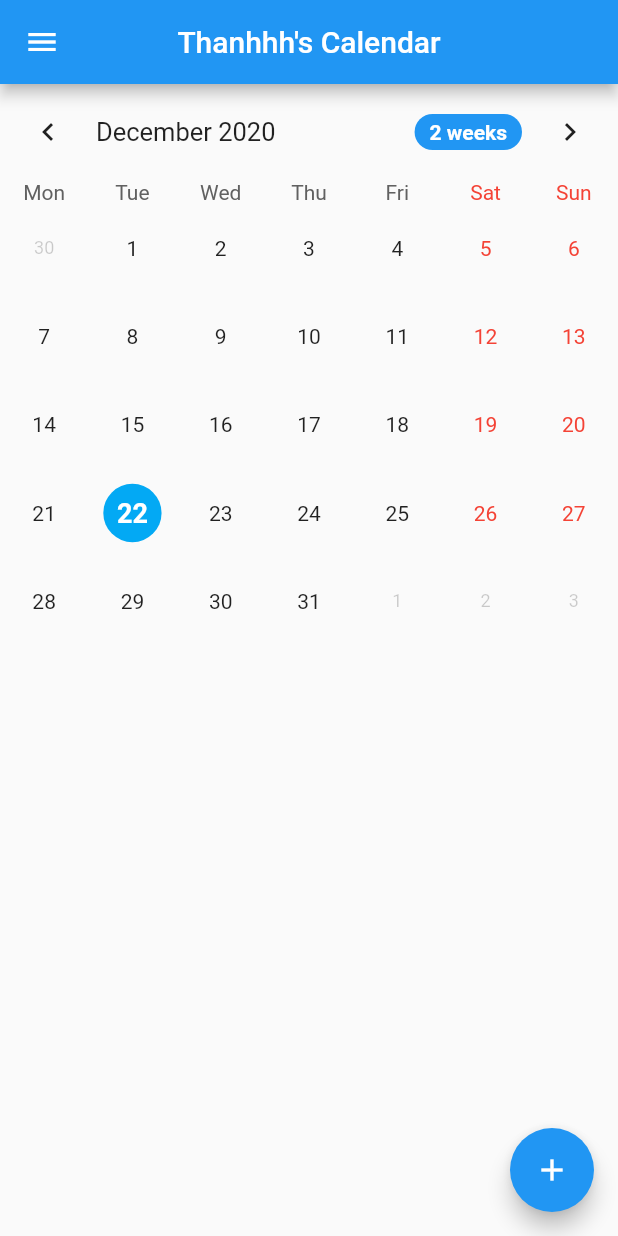
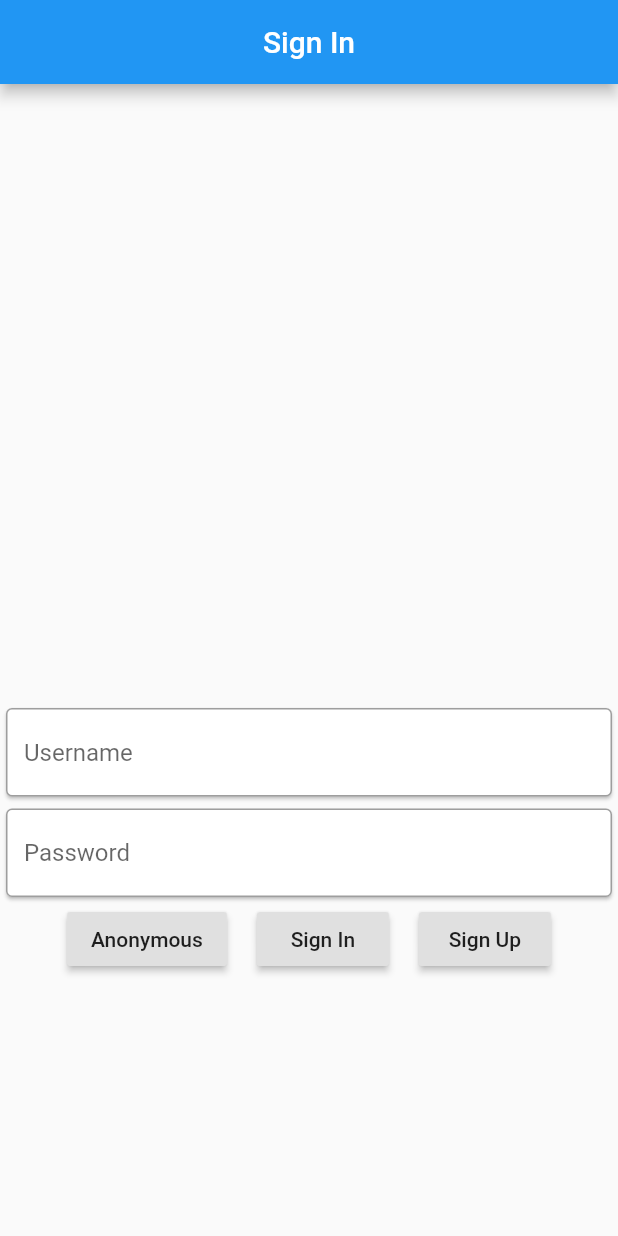
Before and after one commit to ThanhDang143/CalendarApp, a Flutter app: the screen it shows after launch, on a phone screen of 412 x 824 dp. Run offline on Flutter 3.47's test engine with Material 2 defaults, Android fonts, the phone set to English and light mode, and no system bars; drawn by our look-alikes of table_calendar; our stand-ins replace cloud_firestore, firebase_auth, firebase_core, flutter_local_notifications; accounts and stored records are empty.

Commit message:
Setup - Firebase Auth - Anonymous Sign In

```diff
--- a/lib/main.dart
+++ b/lib/main.dart
@@ -1,6 +1,7 @@
 // ignore: unused_import
 import 'package:calendar_app/misc/misc.dart';
-import 'package:calendar_app/views/HomePage.dart';
+import 'package:calendar_app/views/Authentic/SignIn.dart';
+import 'package:calendar_app/views/Main/HomePage.dart';
 import 'package:flutter/material.dart';
 import 'package:firebase_core/firebase_core.dart';
 import 'package:flutter_local_notifications/flutter_local_notifications.dart';
@@ -52,7 +53,7 @@ class MyApp extends StatelessWidget {
       theme: ThemeData(
         primarySwatch: Colors.blue,
       ),
-      home: HomePage(),
+      home: SignIn(),
     );
   }
 }
--- a/lib/misc/misc.dart
+++ b/lib/misc/misc.dart
@@ -1,5 +1,5 @@
-import 'package:calendar_app/views/AllEvents.dart';
-import 'package:calendar_app/views/HomePage.dart';
+import 'package:calendar_app/views/Main/AllEvents.dart';
+import 'package:calendar_app/views/Main/HomePage.dart';
 import 'package:cloud_firestore/cloud_firestore.dart';
 import 'package:flutter/material.dart';
 import 'package:flutter_local_notifications/flutter_local_notifications.dart';
--- /dev/null
+++ b/lib/views/Authentic/SignIn.dart
@@ -0,0 +1,76 @@
+import 'package:calendar_app/misc/misc.dart';
+import 'package:calendar_app/services/Auth.dart';
+import 'package:flutter/material.dart';
+
+class SignIn extends StatefulWidget {
+  @override
+  _SignInState createState() => _SignInState();
+}
+
+class _SignInState extends State<SignIn> {
+  final AuthService _auth = AuthService();
+
+  @override
+  Widget build(BuildContext context) {
+    return Center(
+      child: Scaffold(
+        appBar: appBar('Sign In'),
+        body: ListView(
+          children: [
+            SizedBox(
+              height: MediaQuery.of(context).size.height / 2,
+            ),
+            Card(
+              child: TextField(
+                decoration: InputDecoration(
+                  hintText: "Username",
+                  border: OutlineInputBorder(),
+                ),
+              ),
+            ),
+            Card(
+              child: TextField(
+                obscureText: true,
+                decoration: InputDecoration(
+                  hintText: "Password",
+                  border: OutlineInputBorder(),
+                ),
+              ),
+            ),
+            Row(
+              mainAxisAlignment: MainAxisAlignment.center,
+              children: [
+                RaisedButton(
+                  child: Text('Anonymous'),
+                  onPressed: () async {
+                    dynamic result = await _auth.signInAnonymous();
+                    if (result == null) {
+                      print('SignIn fail');
+                    } else {
+                      print('SignIn Success');
+                      print(result);
+                    }
+                  },
+                ),
+                SizedBox(
+                  width: 20,
+                ),
+                RaisedButton(
+                  child: Text('Sign In'),
+                  onPressed: () {},
+                ),
+                SizedBox(
+                  width: 20,
+                ),
+                RaisedButton(
+                  child: Text('Sign Up'),
+                  onPressed: () {},
+                ),
+              ],
+            ),
+          ],
+        ),
+      ),
+    );
+  }
+}
--- a/lib/views/HomePage.dart
+++ b/lib/views/Main/AllEvents.dart
@@ -1,30 +1,48 @@
-import 'package:calendar_app/views/AddEvents.dart';
-import 'package:calendar_app/views/DetailEvents.dart';
-import 'package:calendar_app/misc/misc.dart';
+import 'package:calendar_app/views/Main/AddEvents.dart';
+import 'package:calendar_app/views/Main/EditEvents.dart';
 import 'package:cloud_firestore/cloud_firestore.dart';
 import 'package:flutter/material.dart';
-import 'package:table_calendar/table_calendar.dart';
+import 'package:calendar_app/misc/misc.dart';
 
-class HomePage extends StatefulWidget {
+class AllEvents extends StatefulWidget {
   @override
-  _HomePageState createState() => _HomePageState();
+  _AllEventsState createState() => _AllEventsState();
 }
 
-class _HomePageState extends State<HomePage> {
-  CalendarController _calendarController;
-  DateTime detailDate;
-
+class _AllEventsState extends State<AllEvents> {
   final _scaffoldKey = GlobalKey<ScaffoldState>();
 
-  //  Function navigate display
+  @override
+  Widget build(BuildContext context) {
+    return Scaffold(
+      key: _scaffoldKey,
+      drawer: drawer(context, "Đặng Văn Thanh", "vanthanh1998@gmail.com"),
+      appBar: appBar("Thanhhh's Calendar"),
+      body: Column(
+        children: [
+          Expanded(
+            child: showEvents(),
+          ),
+        ],
+      ),
+      floatingActionButton: FloatingActionButton(
+        child: Icon(Icons.add),
+        onPressed: () {
+          _navigateAndDisplaySelection(
+            context,
+            AddEvents(detailDate: DateTime.now()),
+          );
+        },
+      ),
+    );
+  }
+
   _navigateAndDisplaySelection(BuildContext context, Widget screen) async {
     final result = await Navigator.push(
       context,
       MaterialPageRoute(builder: (context) => screen),
     );
 
-    // After the Selection Screen returns a result, hide any previous snackbars
-    // and show the new result.
     if (result == null) {
       return;
     }
@@ -40,107 +58,12 @@ class _HomePageState extends State<HomePage> {
       );
   }
 
-  @override
-  void initState() {
-    super.initState();
-    _calendarController = CalendarController();
-  }
-
-  @override
-  Widget build(BuildContext context) {
-    return Scaffold(
-      key: _scaffoldKey,
-      drawer: drawer(context, "Đặng Văn Thanh", "vanthanh1998@gmail.com"),
-      appBar: appBar("Thanhhh's Calendar"),
-      body: Column(
-        children: [
-          // Show Calendar
-          Column(
-            crossAxisAlignment: CrossAxisAlignment.start,
-            children: [
-              TableCalendar(
-                calendarController: _calendarController,
-                weekendDays: [DateTime.sunday],
-                startingDayOfWeek: StartingDayOfWeek.monday,
-                initialCalendarFormat: CalendarFormat.month,
-                calendarStyle: CalendarStyle(
-                  outsideStyle: TextStyle(
-                    color: Colors.black.withOpacity(0.2),
-                    fontSize: 12,
-                  ),
-                ),
-                headerStyle: HeaderStyle(
-                  formatButtonDecoration: BoxDecoration(
-                    color: Colors.blue,
-                    borderRadius: BorderRadius.circular(15),
-                  ),
-                  formatButtonTextStyle: TextStyle(
-                    fontWeight: FontWeight.bold,
-                    color: Colors.white,
-                  ),
-                ),
-                builders: CalendarBuilders(
-                  selectedDayBuilder: (context, date, events) =>
-                      containerDecor(date, Colors.lightBlue, 50, Colors.white),
-                  todayDayBuilder: (context, date, events) => containerDecor(
-                      date, Colors.blue.withOpacity(0.25), 50, Colors.white),
-                ),
-              ),
-            ],
-          ),
-          // Show Events
-          Expanded(
-            child: checkEvents(),
-          ),
-          // Sync Notification
-          Container(
-            width: 0,
-            height: 0,
-            child: syncNoti(),
-          ),
-        ],
-      ),
-      // Show add button
-      floatingActionButton: FloatingActionButton(
-        child: Icon(Icons.add),
-        onPressed: () {
-          detailDate = _calendarController.selectedDay;
-          _navigateAndDisplaySelection(
-            context,
-            AddEvents(
-              detailDate: detailDate,
-            ),
-          );
-        },
-      ),
-    );
-  }
-
-  // Function check error for showEvents
-  checkEvents() {
-    if (_calendarController.selectedDay == null) {
-      return showEvents(
-        DateTime.now().year,
-        DateTime.now().month,
-        DateTime.now().day,
-      );
-    } else {
-      return showEvents(
-        _calendarController.selectedDay.year,
-        _calendarController.selectedDay.month,
-        _calendarController.selectedDay.day,
-      );
-    }
-  }
-
-  // Function show Events
-  showEvents(int year, month, day) {
+  showEvents() {
     String alarmStatus;
 
     CollectionReference getData =
         FirebaseFirestore.instance.collection('Events');
 
-    // Function delete events
     deleteData(String id) {
       return getData
           .doc(id)
@@ -150,14 +73,7 @@ class _HomePageState extends State<HomePage> {
     }
 
     return StreamBuilder<QuerySnapshot>(
-stream: getData
-    .where(
-      'Date',
-      isGreaterThanOrEqualTo: DateTime(year, month, day, 00, 00, 00),
-      isLessThanOrEqualTo: DateTime(year, month, day, 23, 59, 59),
-    )
-    .orderBy('Date')
-    .snapshots(),
+      stream: getData.orderBy('Date').snapshots(),
       builder: (BuildContext context, AsyncSnapshot<QuerySnapshot> snapshot) {
         if (snapshot.hasError) {
           return Text('Something went wrong :(((');
@@ -202,10 +118,9 @@ stream: getData
                   child: InkWell(
                     onTap: () {
                       _navigateAndDisplaySelection(
-                          context,
-                          DetailEvents(
-                            eventsInfo: eventsInfo,
-                          ));
+                        context,
+                        DetailEvents(eventsInfo: eventsInfo),
+                      );
                     },
                     child: Container(
                       padding: EdgeInsets.only(
--- a/pubspec.yaml
+++ b/pubspec.yaml
@@ -23,6 +23,7 @@ environment:
 dependencies:
   flutter_local_notifications: ^3.0.1+6
   cloud_firestore: ^0.14.3
+  firebase_auth: ^0.18.4+1
   flutter:
     sdk: flutter
 
```
Also changed, not shown: lib/services/Auth.dart (added, +16 -0 lines), lib/views/Main/HomePage.dart (renamed from lib/views/AllEvents.dart, +121 -36 lines), lib/views/Main/AddEvents.dart (renamed from lib/views/AddEvents.dart), lib/views/Main/EditEvents.dart (renamed from lib/views/DetailEvents.dart), pubspec.lock.
